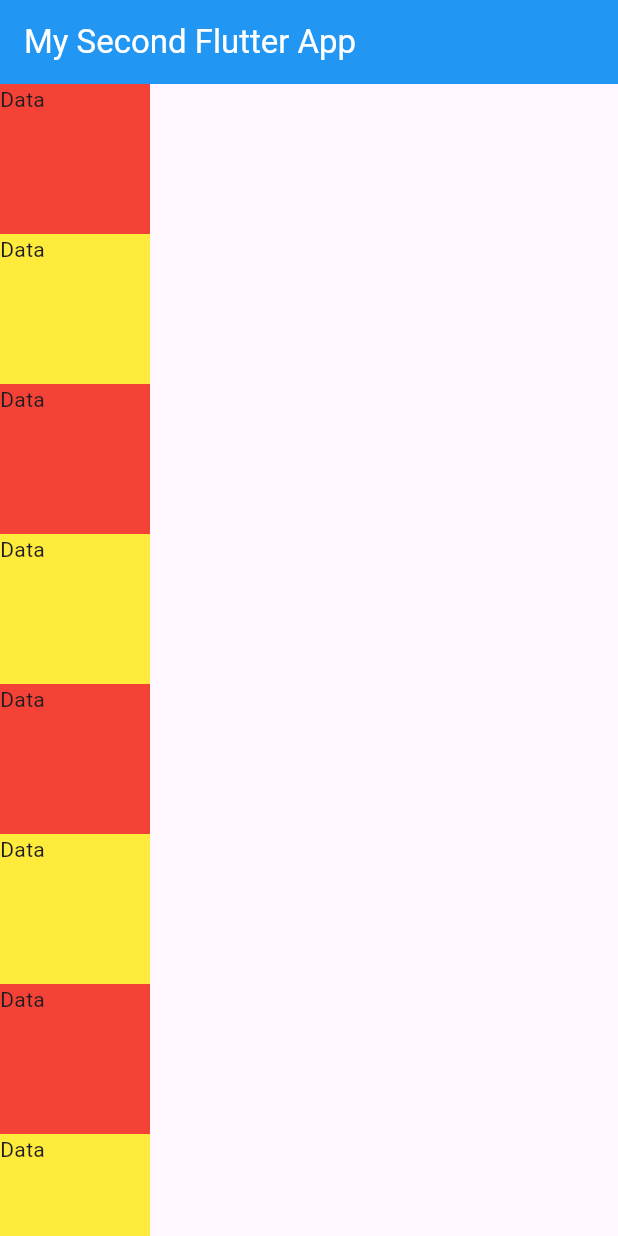
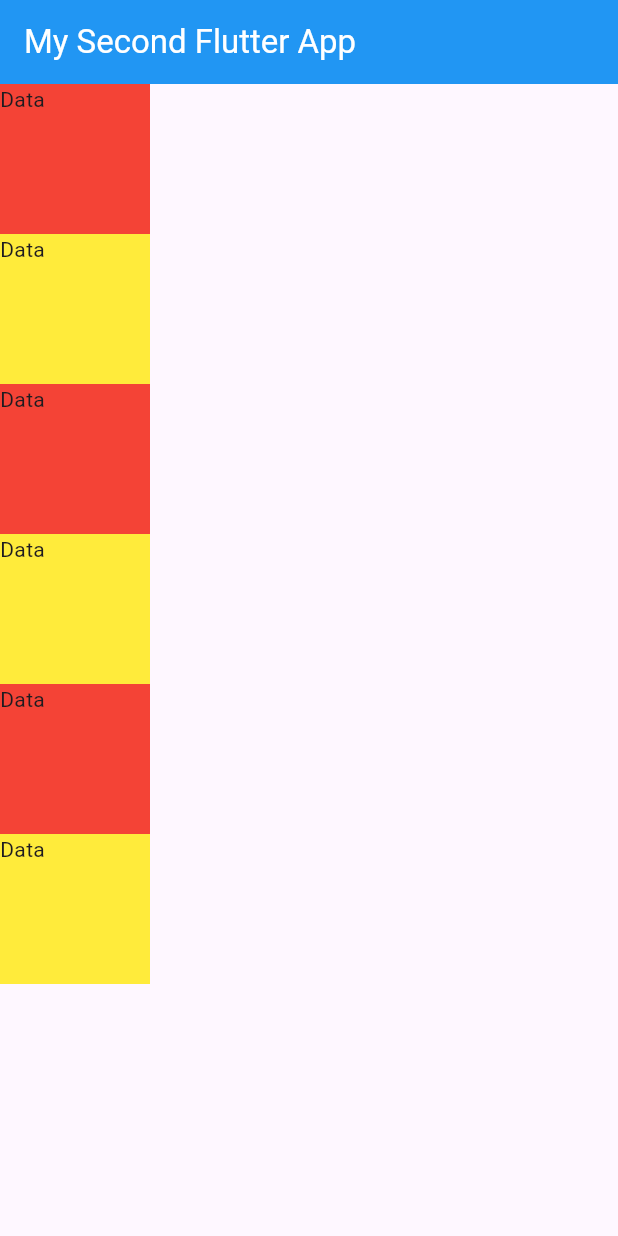
Before and after one commit to SuhAilMAnzoor/second_flutter_on_structure, a Flutter app: the screen it shows after launch, on a phone screen of 412 x 824 dp. Run offline on Flutter 3.47's test engine with Material 3 defaults, Android fonts, the phone set to English and light mode, and no system bars.

Commit message:
Use 8 Containers in column and and set red yello color on them, Screen Overflowed Issue

```diff
--- a/lib/profile_view.dart
+++ b/lib/profile_view.dart
@@ -53,18 +53,6 @@ class ProfileView extends StatelessWidget {
               color: Colors.yellow,
               child: Text("Data"),
             ),
-            Container(
-              height: 100,
-              width: 100,
-              color: Colors.red,
-              child: Text("Data"),
-            ),
-            Container(
-              height: 100,
-              width: 100,
-              color: Colors.yellow,
-              child: Text("Data"),
-            ),
           ],
         ),
       ),
```
